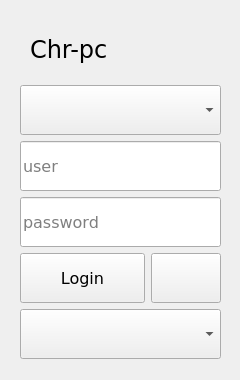
Old version of the form loginform.ui in the repository surlykke/qt-lightdm-greeter.
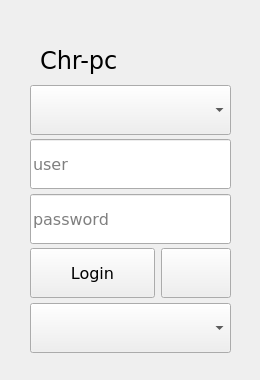
New version of the form. Icons and pictures are not drawn.

Commit message: Minor adjustment to loginform layout

Patch:
```diff
--- a/loginform.ui
+++ b/loginform.ui
@@ -6,7 +6,7 @@
    <rect>
     <x>0</x>
     <y>0</y>
-    <width>240</width>
+    <width>260</width>
     <height>380</height>
    </rect>
   </property>
@@ -24,8 +24,8 @@
     <rect>
      <x>10</x>
      <y>10</y>
-     <width>220</width>
-     <height>360</height>
+     <width>241</width>
+     <height>361</height>
     </rect>
    </property>
    <property name="sizePolicy">
@@ -36,7 +36,16 @@
    </property>
    <layout class="QVBoxLayout" name="verticalLayout">
     <property name="leftMargin">
-     <number>10</number>
+     <number>20</number>
+    </property>
+    <property name="topMargin">
+     <number>20</number>
+    </property>
+    <property name="rightMargin">
+     <number>20</number>
+    </property>
+    <property name="bottomMargin">
+     <number>20</number>
     </property>
     <item>
      <layout class="QHBoxLayout" name="horizontalLayout_2">
```
